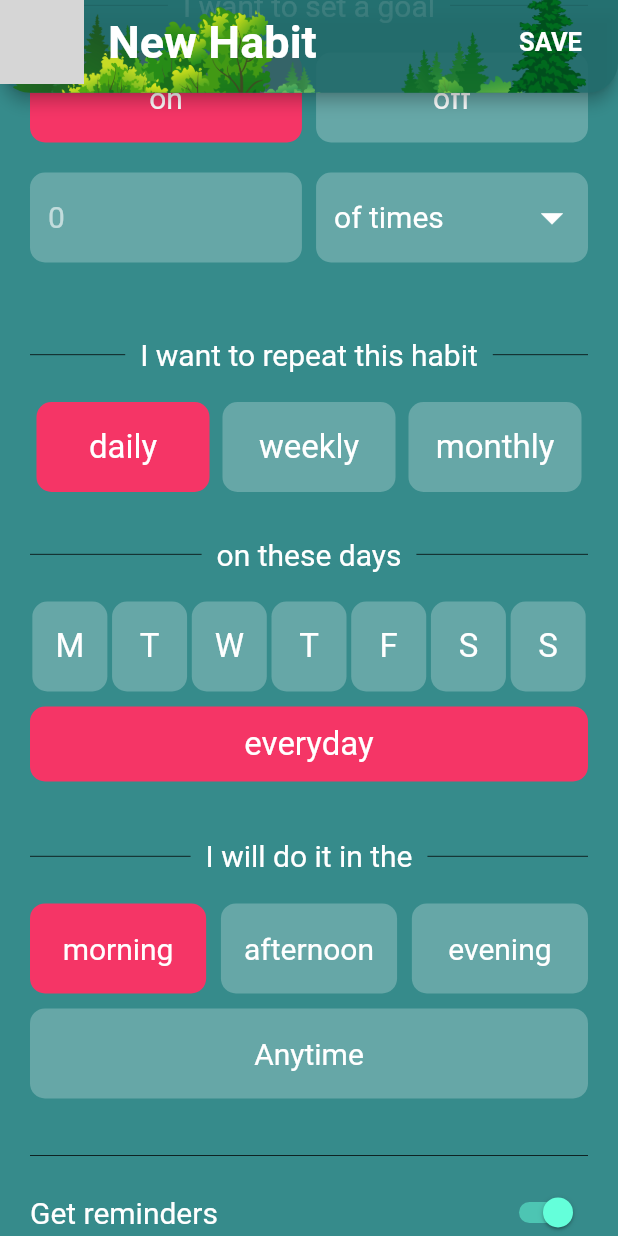
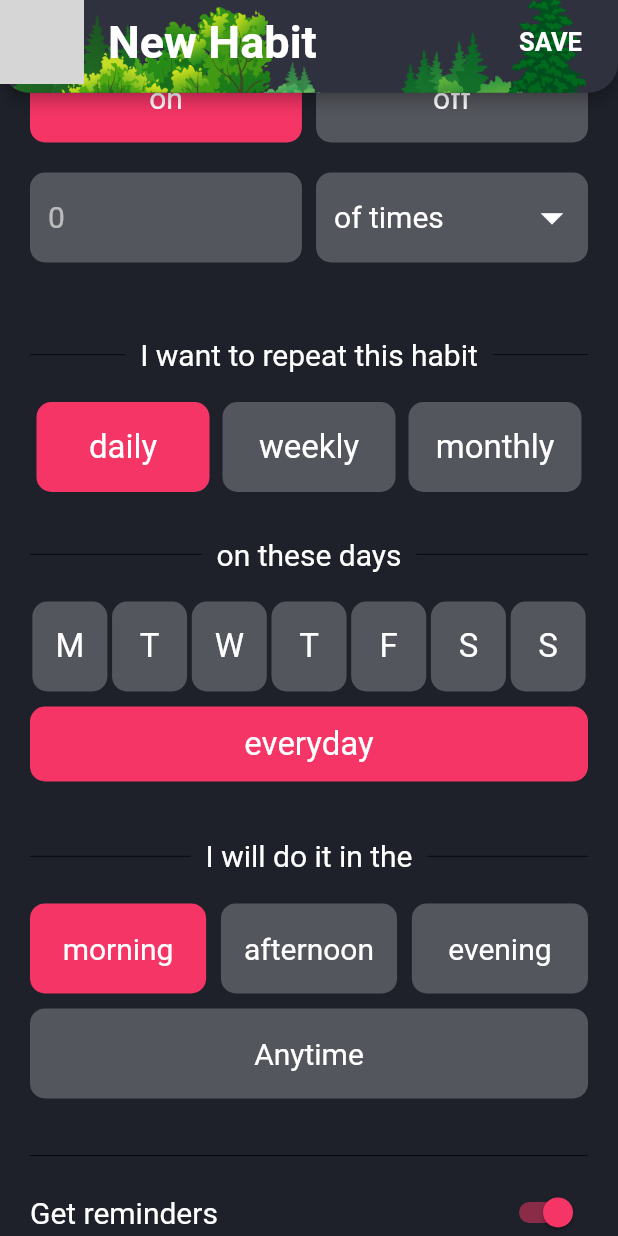
Before and after one commit to phian/Habit_Tracker_App, a Flutter app: the CreateHabitScreen screen opened directly, scrolled down 425 dp, after a tap on "on", on a phone screen of 412 x 824 dp. Run offline on Flutter 3.47's test engine with Material 2 defaults, Android fonts, the phone set to English and light mode, and no system bars; drawn by our look-alikes of select_form_field; our stand-ins replace cool_alert, get, page_transition, sqflite; missing offline and left inert: animate_icons, flutter_iconpicker, liquid_ui, shrink_sidemenu; accounts and stored records are empty; statements that could not run were skipped; grey boxes are pictures that could not be loaded.

Commit message:
Fix some bug in Create Habit Screen

```diff
--- a/lib/view/create_habit_screen.dart
+++ b/lib/view/create_habit_screen.dart
@@ -17,7 +17,7 @@ class CreateHabitScreen extends StatelessWidget {
     createHabitScreenContext = context;
 
     return Scaffold(
-      backgroundColor: Color(0xFF368B8B),
+      backgroundColor: Color(0xFF1E212A),
       // resizeToAvoidBottomInset: false,
       body: _createHabitScreenBody(),
     );
@@ -42,7 +42,7 @@ class CreateHabitScreen extends StatelessWidget {
     return SliverAppBar(
       expandedHeight: Get.size.height * 0.25,
       collapsedHeight: Get.size.height * 0.075,
-      backgroundColor: Color(0xDD226D6D),
+      backgroundColor: Color(0xFF2F313E),
       pinned: true,
       flexibleSpace: Stack(
         children: [
@@ -267,6 +267,12 @@ class CreateHabitScreen extends StatelessWidget {
                       onTap: () {
                         createHabitScreenController
                             .changeSelectedIndex(RxInt(index));
+
+                        /// [Nếu người dùng off goal thì sẽ reset lại text trong TextField]
+                        if (createHabitScreenController.selectedIndex.value ==
+                            1) {
+                          goalAmountController.text = '';
+                        }
                       },
                       child: Obx(
                         () => Container(
@@ -314,7 +320,7 @@ class CreateHabitScreen extends StatelessWidget {
                           maxLength: 3,
                           maxLengthEnforced: true,
                           inputFormatters: [
-                            WhitelistingTextInputFormatter.digitsOnly,
+                            FilteringTextInputFormatter.digitsOnly,
                             CustomRangeTextInputFormatter(),
                           ],
                           decoration: InputDecoration(
@@ -761,12 +767,7 @@ class CreateHabitScreen extends StatelessWidget {
               color: Colors.black,
             ),
             SizedBox(height: 5.0),
-            InkWell(
-              onTap: () {
-                createHabitScreenController.changeIsGetReminder();
-              },
-              borderRadius: BorderRadius.circular(5.0),
-              child: Container(
+            Container(
               width: Get.width,
               height: 50.0,
               child: Row(
@@ -778,6 +779,7 @@ class CreateHabitScreen extends StatelessWidget {
                   ),
                   Obx(
                     () => Switch(
+                      activeColor: createHabitScreenController.fillColor.value,
                       value: createHabitScreenController.isGetReminder.value,
                       onChanged: (value) {
                         createHabitScreenController.changeIsGetReminder();
@@ -785,7 +787,6 @@ class CreateHabitScreen extends StatelessWidget {
                     ),
                   ),
                 ],
-                ),
               ),
             ),
             Container(
@@ -837,7 +838,10 @@ class CreateHabitScreen extends StatelessWidget {
 
     createHabitScreenController.changeHabitIcon(icon);
 
+    if (icon != null) {
       debugPrint('Picked Icon:  $icon');
+      debugPrint('Icon code point: ${icon.codePoint}');
+    }
   }
 
   /// [Widget icon và color]
--- a/lib/view/view_variables/create_habit_screen_variables.dart
+++ b/lib/view/view_variables/create_habit_screen_variables.dart
@@ -42,7 +42,7 @@ final List<Map<String, dynamic>> unitTypes = [
     'textStyle': TextStyle(fontSize: 20.0),
   },
   {
-    'value': 'glass',
+    'value': 'glasses',
     'icon': Container(
       padding: EdgeInsets.only(right: 25.0),
       child: Icon(Icons.local_drink),
@@ -62,6 +62,14 @@ final List<Map<String, dynamic>> unitTypes = [
     'icon': Container(
       padding: EdgeInsets.only(right: 25.0),
       child: Icon(CupertinoIcons.book),
+    ),
+    'textStyle': TextStyle(fontSize: 20.0),
+  },
+  {
+    'value': 'hours',
+    'icon': Container(
+      padding: EdgeInsets.only(right: 25.0),
+      child: Icon(Icons.access_time),
     ),
     'textStyle': TextStyle(fontSize: 20.0),
   },
```
Also changed, not shown: lib/controller/create_habit_screen_controller.dart (+30 -9 lines), lib/database/database_helper.dart (+136 -5 lines), lib/view/habit_categories_screen.dart (+9 -1 lines), pubspec.lock. Lines whose indentation alone changed are shown as unchanged.
